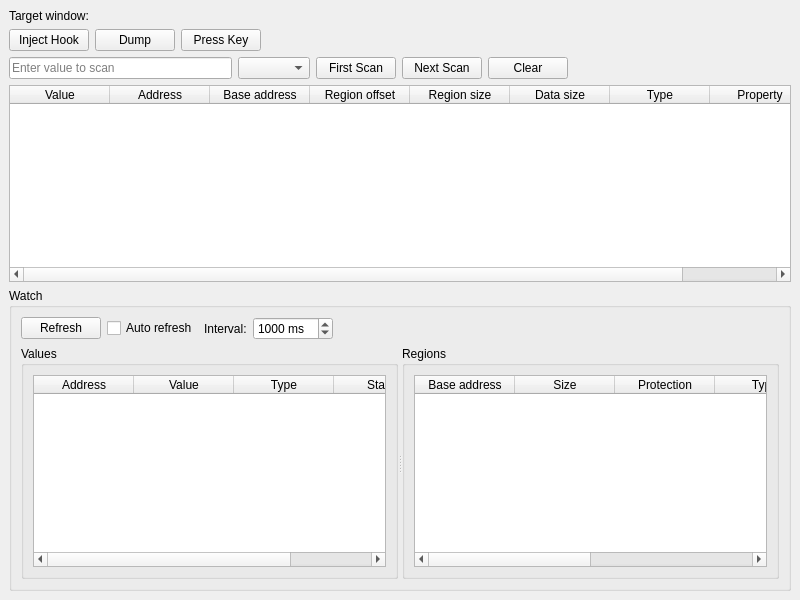
Qt form gui/mainwindow.ui (Alexandr4702/HackHook) before a commit.
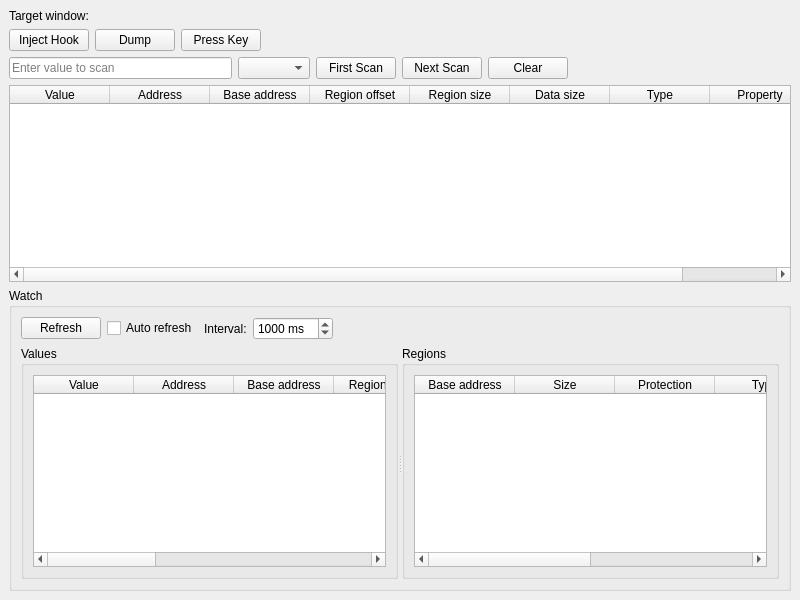
The same form after that commit. Custom widgets are drawn as their Qt base class.

Commit message: Match watch fields with scan results

What changed in the file:
```diff
--- a/gui/mainwindow.ui
+++ b/gui/mainwindow.ui
@@ -242,11 +242,16 @@
            <item>
             <widget class="QTableWidget" name="valueWatchTable">
              <property name="columnCount">
-              <number>4</number>
+              <number>9</number>
              </property>
-             <column><property name="text"><string>Address</string></property></column>
              <column><property name="text"><string>Value</string></property></column>
+             <column><property name="text"><string>Address</string></property></column>
+             <column><property name="text"><string>Base address</string></property></column>
+             <column><property name="text"><string>Region offset</string></property></column>
+             <column><property name="text"><string>Region size</string></property></column>
+             <column><property name="text"><string>Data size</string></property></column>
              <column><property name="text"><string>Type</string></property></column>
+             <column><property name="text"><string>Property</string></property></column>
              <column><property name="text"><string>Status</string></property></column>
             </widget>
            </item>
```
The commit also changes 1 other file.
